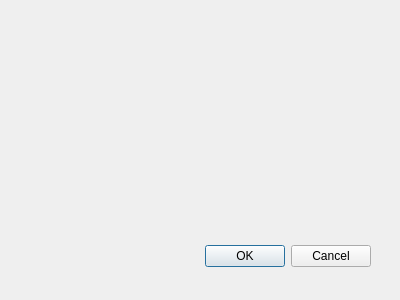
This is QFile2Snes/dirchangedialog.ui in Skarsnik/QUsb2snes as Qt 5 draws it before an edit. The edited form follows.
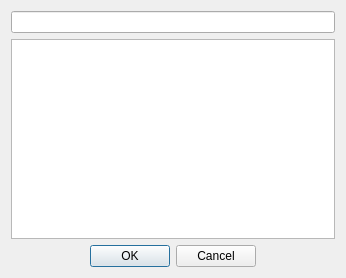
This is the edited form.

What changed in the file:
```diff
--- a/QFile2Snes/dirchangedialog.ui
+++ b/QFile2Snes/dirchangedialog.ui
@@ -8,29 +8,38 @@
    <rect>
     <x>0</x>
     <y>0</y>
-    <width>400</width>
-    <height>300</height>
+    <width>346</width>
+    <height>278</height>
    </rect>
   </property>
   <property name="windowTitle">
    <string>Dialog</string>
   </property>
-  <widget name="buttonBox" class="QDialogButtonBox">
-   <property name="geometry">
-    <rect>
-     <x>30</x>
-     <y>240</y>
-     <width>341</width>
-     <height>32</height>
-    </rect>
-   </property>
+  <layout class="QVBoxLayout" name="verticalLayout">
+   <item>
+    <widget class="QLineEdit" name="lineEdit">
+     <property name="readOnly">
+      <bool>true</bool>
+     </property>
+    </widget>
+   </item>
+   <item>
+    <widget class="QListView" name="listView"/>
+   </item>
+   <item>
+    <widget class="QDialogButtonBox" name="buttonBox">
    <property name="orientation">
     <enum>Qt::Horizontal</enum>
    </property>
    <property name="standardButtons">
     <set>QDialogButtonBox::Cancel|QDialogButtonBox::Ok</set>
    </property>
-  </widget>
+     <property name="centerButtons">
+      <bool>true</bool>
+     </property>
+    </widget>
+   </item>
+  </layout>
  </widget>
  <pixmapfunction/>
  <resources/>
```
Left out of the diff: 7 changed lines with no effect on the pictures. Lines whose indentation alone changed are shown as unchanged.
